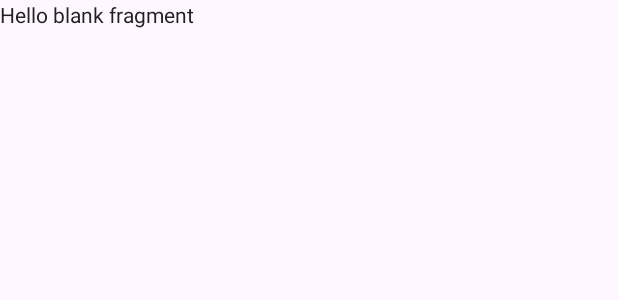
After one commit to arekalov/PassKeeper, an Android app: the layout fragment_detail_password.xml on its own in the app's theme, with its tools: preview values and no code run, on a phone screen of 412 x 824 dp. The commit adds this screen. Shown: the top 300 px of the screen. Run offline under Robolectric (Android 15) with nearby library versions, the phone set to English and light mode, and no system bars.

Commit message:
edit password_card.xml

```diff
--- /dev/null
+++ b/app/src/main/res/layout/fragment_detail_password.xml
@@ -0,0 +1,14 @@
+<?xml version="1.0" encoding="utf-8"?>
+<FrameLayout xmlns:android="http://schemas.android.com/apk/res/android"
+    xmlns:tools="http://schemas.android.com/tools"
+    android:layout_width="match_parent"
+    android:layout_height="match_parent"
+    tools:context=".DetailPasswordFragment">
+
+    <!-- TODO: Update blank fragment layout -->
+    <TextView
+        android:layout_width="match_parent"
+        android:layout_height="match_parent"
+        android:text="@string/hello_blank_fragment" />
+
+</FrameLayout>
--- a/app/src/main/res/layout/password_card.xml
+++ b/app/src/main/res/layout/password_card.xml
@@ -84,6 +84,7 @@
         app:layout_constraintBottom_toBottomOf="@id/tv_login"
         app:layout_constraintEnd_toEndOf="parent"
         android:layout_marginEnd="@dimen/_10sdp"
+        android:layout_marginBottom="@dimen/_5sdp"
         android:src="@drawable/ic_copy"
         android:contentDescription="@string/description"/>
 
--- a/app/src/main/res/navigation/navigation.xml
+++ b/app/src/main/res/navigation/navigation.xml
@@ -44,4 +44,9 @@
             app:popEnterAnim="@anim/nav_default_pop_enter_anim"
             app:popExitAnim="@anim/nav_default_pop_exit_anim" />
     </fragment>
+    <fragment
+        android:id="@+id/detailPasswordFragment"
+        android:name="com.arekalov.passkeeper.DetailPasswordFragment"
+        android:label="fragment_detail_password"
+        tools:layout="@layout/fragment_detail_password" />
 </navigation>
```
Also changed, not shown: app/src/main/java/com/arekalov/passkeeper/DetailPasswordFragment.kt (added, +59 -0 lines), app/src/main/java/com/arekalov/passkeeper/fragments/HomeFragment.kt (+12 -0 lines).
